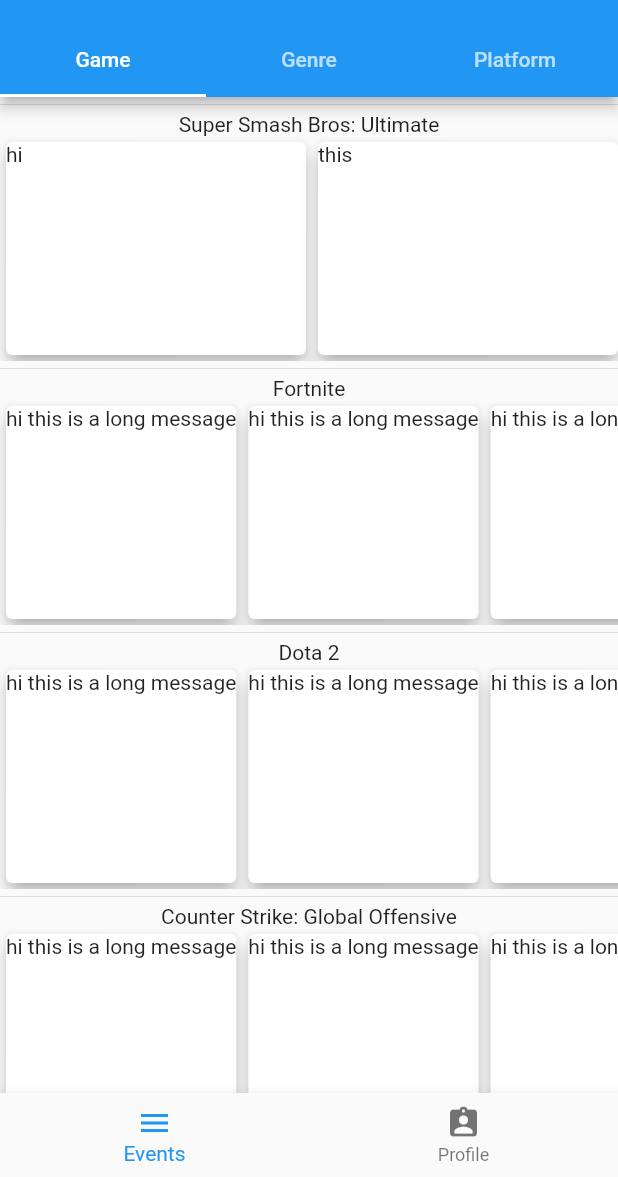
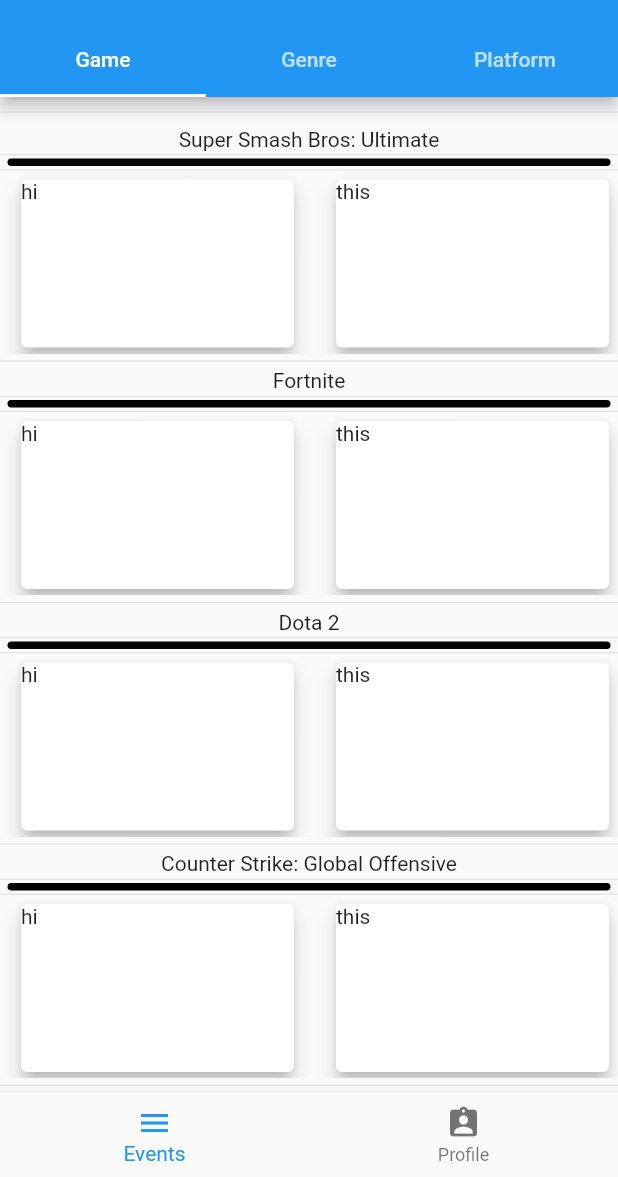
Before and after one commit to ggtournaments/ggtournaments.github.io, a Flutter app: the screen it shows after launch, on a phone screen of 412 x 824 dp, the part 59-1236 px from its top. Run offline on Flutter 3.47's test engine with Material 2 defaults, Android fonts, the phone set to English and light mode, and no system bars.

Commit message:
UI changes

```diff
--- a/gg_tournaments/lib/events.dart
+++ b/gg_tournaments/lib/events.dart
@@ -21,15 +21,19 @@
     List<Widget> cardList =  new List<Widget>();
 
     for (var item in items) {
-      Widget card = new Card(
+      Widget card = new Container(
+        padding: EdgeInsets.only(
+          left: 10.0,
+          right: 10.0
+        ),
+        width: 210,
+        child: Card(
           child: InkWell(
             onTap: () {},
-          child: Container(
-            width: 200,
             child: Text(item),
           ),
+          elevation: 5.0,
         ),
-        elevation: 5.0,
       );
 
       cardList.add(card);
@@ -42,11 +46,22 @@
     return SingleChildScrollView(
       child: Column(
         children: <Widget>[
-          Divider(height: 10),
+          Divider(height: 20),
 
           Text("Super Smash Bros: Ultimate"),
+          Divider(height: 5),
           Container(
-            height: 150,
+            width: MediaQuery.of(context).size.width - 10,
+            height: 5,
+            decoration: BoxDecoration(
+              color: Colors.black,
+              shape: BoxShape.rectangle,
+              borderRadius: BorderRadius.all(Radius.circular(8.0))
+            )
+          ),
+          Divider(height: 5),
+          Container(
+            height: 120,
             child: ListView(
               scrollDirection: Axis.horizontal,
               children: cardGenerator(["hi", "this", "is", "cool"])
@@ -56,160 +71,88 @@
           Divider(height: 10),
 
           Text("Fortnite"),
+          Divider(height: 5),
           Container(
-            height: 150,
+              width: MediaQuery.of(context).size.width - 10,
+              height: 5,
+              decoration: BoxDecoration(
+                  color: Colors.black,
+                  shape: BoxShape.rectangle,
+                  borderRadius: BorderRadius.all(Radius.circular(8.0))
+              )
+          ),
+          Divider(height: 5),
+          Container(
+            height: 120,
             child: ListView(
                 scrollDirection: Axis.horizontal,
-              children: <Widget>[
-                Card(
-                  child: InkWell(
-                    child: Text("hi this is a long message"),
-                    onTap: () {},
-                  ),
-                  elevation: 5.0,
-                ),
-                Card(
-                  child: InkWell(
-                    child: Text("hi this is a long message"),
-                    onTap: () {},
-                  ),
-                  elevation: 5.0,
-                ),
-                Card(
-                  child: InkWell(
-                    child: Text("hi this is a long message"),
-                    onTap: () {},
-                  ),
-                  elevation: 5.0,
-                ),
-                Card(
-                  child: InkWell(
-                    child: Text("hi this is a long message"),
-                    onTap: () {},
-                  ),
-                  elevation: 5.0,
-                )
-              ],
+                children: cardGenerator(["hi", "this", "is", "cool"])
             ),
           ),
 
           Divider(height: 10),
 
           Text("Dota 2"),
+          Divider(height: 5),
           Container(
-            height: 150,
+              width: MediaQuery.of(context).size.width - 10,
+              height: 5,
+              decoration: BoxDecoration(
+                  color: Colors.black,
+                  shape: BoxShape.rectangle,
+                  borderRadius: BorderRadius.all(Radius.circular(8.0))
+              )
+          ),
+          Divider(height: 5),
+          Container(
+            height: 120,
             child: ListView(
                 scrollDirection: Axis.horizontal,
-              children: <Widget>[
-                Card(
-                  child: InkWell(
-                    child: Text("hi this is a long message"),
-                    onTap: () {},
-                  ),
-                  elevation: 5.0,
-                ),
-                Card(
-                  child: InkWell(
-                    child: Text("hi this is a long message"),
-                    onTap: () {},
-                  ),
-                  elevation: 5.0,
-                ),
-                Card(
-                  child: InkWell(
-                    child: Text("hi this is a long message"),
-                    onTap: () {},
-                  ),
-                  elevation: 5.0,
-                ),
-                Card(
-                  child: InkWell(
-                    child: Text("hi this is a long message"),
-                    onTap: () {},
-                  ),
-                  elevation: 5.0,
-                )
-              ],
+                children: cardGenerator(["hi", "this", "is", "cool"])
             ),
           ),
 
           Divider(height: 10),
 
           Text("Counter Strike: Global Offensive"),
+          Divider(height: 5),
           Container(
-            height: 150,
+              width: MediaQuery.of(context).size.width - 10,
+              height: 5,
+              decoration: BoxDecoration(
+                  color: Colors.black,
+                  shape: BoxShape.rectangle,
+                  borderRadius: BorderRadius.all(Radius.circular(8.0))
+              )
+          ),
+          Divider(height: 5),
+          Container(
+            height: 120,
             child: ListView(
                 scrollDirection: Axis.horizontal,
-              children: <Widget>[
-                Card(
-                  child: InkWell(
-                    child: Text("hi this is a long message"),
-                    onTap: () {},
-                  ),
-                  elevation: 5.0,
-                ),
-                Card(
-                  child: InkWell(
-                    child: Text("hi this is a long message"),
-                    onTap: () {},
-                  ),
-                  elevation: 5.0,
-                ),
-                Card(
-                  child: InkWell(
-                    child: Text("hi this is a long message"),
-                    onTap: () {},
-                  ),
-                  elevation: 5.0,
-                ),
-                Card(
-                  child: InkWell(
-                    child: Text("hi this is a long message"),
-                    onTap: () {},
-                  ),
-                  elevation: 5.0,
-                )
-              ],
+                children: cardGenerator(["hi", "this", "is", "cool"])
             ),
           ),
 
           Divider(height: 10),
 
           Text("Hearthstone"),
+          Divider(height: 5),
           Container(
-            height: 150,
+              width: MediaQuery.of(context).size.width - 10,
+              height: 5,
+              decoration: BoxDecoration(
+                  color: Colors.black,
+                  shape: BoxShape.rectangle,
+                  borderRadius: BorderRadius.all(Radius.circular(8.0))
+              )
+          ),
+          Divider(height: 5),
+          Container(
+            height: 120,
             child: ListView(
                 scrollDirection: Axis.horizontal,
-              children: <Widget>[
-                Card(
-                  child: InkWell(
-                    child: Text("hi this is a long message"),
-                    onTap: () {},
-                  ),
-                  elevation: 5.0,
-                ),
-                Card(
-                  child: InkWell(
-                    child: Text("hi this is a long message"),
-                    onTap: () {},
-                  ),
-                  elevation: 5.0,
-                ),
-                Card(
-                  child: InkWell(
-                    child: Text("hi this is a long message"),
-                    onTap: () {},
-                  ),
-                  elevation: 5.0,
-                ),
-                Card(
-                  child: InkWell(
-                    child: Text("hi this is a long message"),
-                    onTap: () {},
-                  ),
-                  elevation: 5.0,
-                )
-              ],
+                children: cardGenerator(["hi", "this", "is", "cool"])
             ),
           ),
         ],
```
Lines whose indentation alone changed are shown as unchanged.
